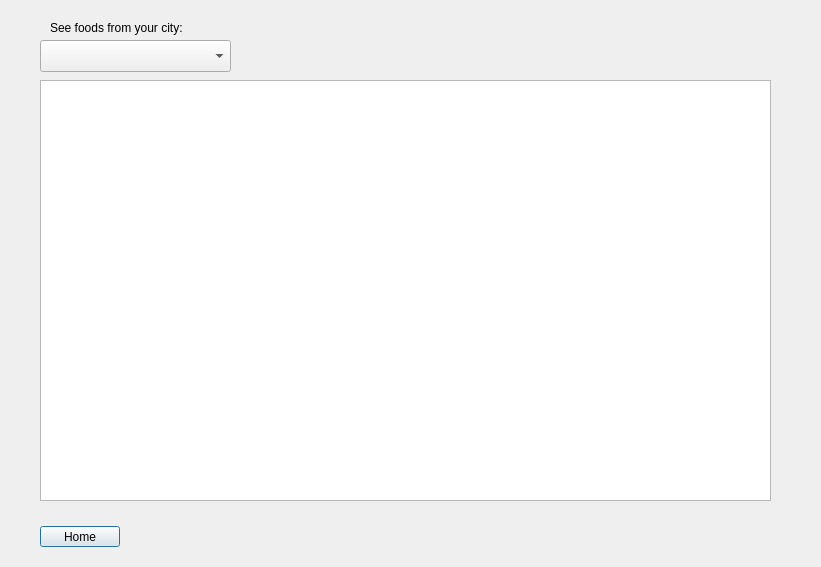
Before: the Qt Designer form customerpage.ui in tsukidan/CS1D-Project-1, drawn with Qt 5.
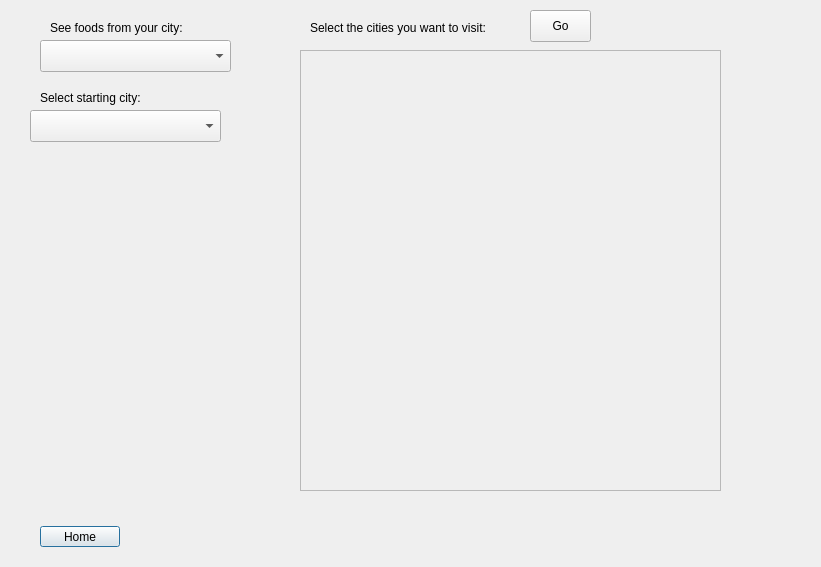
After: the same form once the commit is applied.

Commit message: Added routedisplayer, more functions to sqldatabase, updated customerpage to show routes and distance.

Diff of the .ui file:
```diff
--- a/customerpage.ui
+++ b/customerpage.ui
@@ -36,16 +36,6 @@
     <string>See foods from your city:</string>
    </property>
   </widget>
-  <widget class="QTableView" name="tableView">
-   <property name="geometry">
-    <rect>
-     <x>40</x>
-     <y>80</y>
-     <width>731</width>
-     <height>421</height>
-    </rect>
-   </property>
-  </widget>
   <widget class="QPushButton" name="returnButton">
    <property name="geometry">
     <rect>
@@ -59,6 +49,72 @@
     <string>Home</string>
    </property>
   </widget>
+  <widget class="QLabel" name="label_2">
+   <property name="geometry">
+    <rect>
+     <x>310</x>
+     <y>20</y>
+     <width>231</width>
+     <height>16</height>
+    </rect>
+   </property>
+   <property name="text">
+    <string>Select the cities you want to visit:</string>
+   </property>
+  </widget>
+  <widget class="QFrame" name="CitySelectFrame">
+   <property name="geometry">
+    <rect>
+     <x>300</x>
+     <y>50</y>
+     <width>421</width>
+     <height>441</height>
+    </rect>
+   </property>
+   <property name="frameShape">
+    <enum>QFrame::StyledPanel</enum>
+   </property>
+   <property name="frameShadow">
+    <enum>QFrame::Raised</enum>
+   </property>
+   <layout class="QVBoxLayout" name="verticalLayout"/>
+  </widget>
+  <widget class="QPushButton" name="pushButton">
+   <property name="geometry">
+    <rect>
+     <x>530</x>
+     <y>10</y>
+     <width>61</width>
+     <height>32</height>
+    </rect>
+   </property>
+   <property name="text">
+    <string>Go</string>
+   </property>
+  </widget>
+  <widget class="QLabel" name="label_3">
+   <property name="geometry">
+    <rect>
+     <x>40</x>
+     <y>90</y>
+     <width>231</width>
+     <height>16</height>
+    </rect>
+   </property>
+   <property name="text">
+    <string>Select starting city:</string>
+   </property>
+  </widget>
+  <widget class="QComboBox" name="StartingCitySelect">
+   <property name="geometry">
+    <rect>
+     <x>30</x>
+     <y>110</y>
+     <width>191</width>
+     <height>32</height>
+    </rect>
+   </property>
+  </widget>
  </widget>
  <resources/>
  <connections/>
```
Left out of the diff: 2 changed lines with no effect on the pictures. The commit also changes 11 other files.
